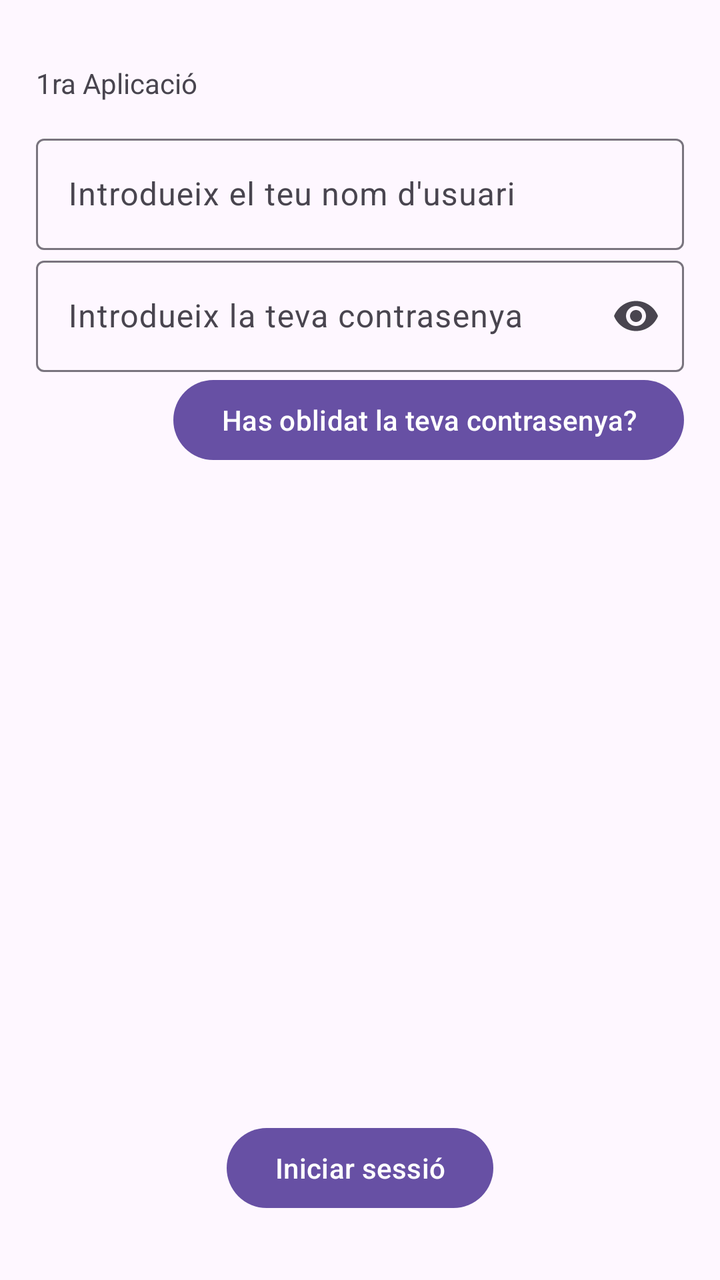
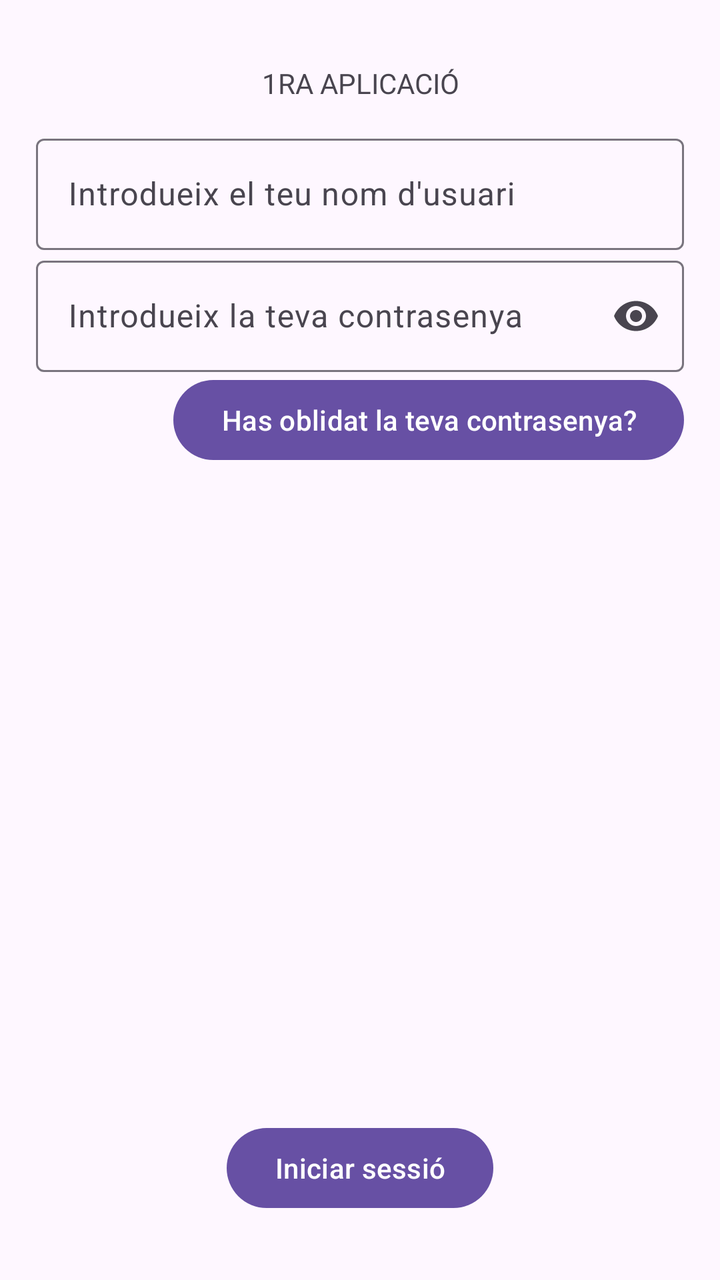

Before-and-after screenshots of an Android layout around one commit, followed by the original layout XML and the change that was made.
<!-- AndroidManifest.xml: application theme Theme.TSDP1 -->
<!-- res/layout/activity_main.xml -->
<?xml version="1.0" encoding="utf-8"?>
<androidx.constraintlayout.widget.ConstraintLayout xmlns:android="http://schemas.android.com/apk/res/android"
    xmlns:app="http://schemas.android.com/apk/res-auto"
    xmlns:tools="http://schemas.android.com/tools"
    android:id="@+id/main"
    android:layout_width="match_parent"
    android:layout_height="match_parent"
    android:background="?attr/colorSurface"
    tools:context=".MainActivity">

    <androidx.constraintlayout.widget.Guideline
        android:id="@+id/guia_horizontal_05"
        android:layout_width="wrap_content"
        android:layout_height="wrap_content"
        android:orientation="horizontal"
        app:layout_constraintGuide_percent="0.05" />

    <androidx.constraintlayout.widget.Guideline
        android:id="@+id/guia_horizontal_10"
        android:layout_width="wrap_content"
        android:layout_height="wrap_content"
        android:orientation="horizontal"
        app:layout_constraintGuide_percent="0.1" />

    <androidx.constraintlayout.widget.Guideline
        android:id="@+id/guia_horizontal_50"
        android:layout_width="wrap_content"
        android:layout_height="wrap_content"
        android:orientation="horizontal"
        app:layout_constraintGuide_percent="0.5" />

    <androidx.constraintlayout.widget.Guideline
        android:id="@+id/guia_horizontal_95"
        android:layout_width="wrap_content"
        android:layout_height="wrap_content"
        android:orientation="horizontal"
        app:layout_constraintGuide_percent="0.95" />


    <androidx.constraintlayout.widget.Guideline
        android:id="@+id/guia_vertical_05"
        android:layout_width="wrap_content"
        android:layout_height="wrap_content"
        android:orientation="vertical"
        app:layout_constraintGuide_percent="0.05" />

    <androidx.constraintlayout.widget.Guideline
        android:id="@+id/guia_vertical_50"
        android:layout_width="wrap_content"
        android:layout_height="wrap_content"
        android:orientation="vertical"
        app:layout_constraintGuide_percent="0.5" />

    <androidx.constraintlayout.widget.Guideline
        android:id="@+id/guia_vertical_95"
        android:layout_width="wrap_content"
        android:layout_height="wrap_content"
        android:orientation="vertical"
        app:layout_constraintGuide_percent="0.95" />


    <TextView
        android:id="@+id/tv_title"
        android:layout_width="0dp"
        android:layout_height="wrap_content"
        android:text="@string/title_app"
        app:layout_constraintEnd_toEndOf="@id/guia_vertical_95"
        app:layout_constraintStart_toStartOf="@id/guia_vertical_05"
        app:layout_constraintTop_toTopOf="@id/guia_horizontal_05" />


    <com.google.android.material.textfield.TextInputLayout
        android:id="@+id/til_username"
        android:layout_width="0dp"
        android:layout_height="wrap_content"
        android:hint="@string/introdueix_el_teu_nom_d_usuari"
        app:endIconMode="clear_text"
        app:layout_constraintEnd_toEndOf="@id/guia_vertical_95"
        app:layout_constraintStart_toStartOf="@id/guia_vertical_05"
        app:layout_constraintTop_toBottomOf="@id/guia_horizontal_10">

        <com.google.android.material.textfield.TextInputEditText
            android:layout_width="match_parent"
            android:layout_height="wrap_content" />
    </com.google.android.material.textfield.TextInputLayout>


    <com.google.android.material.textfield.TextInputLayout
        android:id="@+id/til_password"
        android:layout_width="0dp"
        android:layout_height="wrap_content"
        android:hint="@string/til_password"
        app:endIconMode="password_toggle"
        app:layout_constraintEnd_toEndOf="@id/guia_vertical_95"
        app:layout_constraintStart_toStartOf="@id/guia_vertical_05"
        app:layout_constraintTop_toBottomOf="@id/til_username">

        <com.google.android.material.textfield.TextInputEditText
            android:layout_width="match_parent"
            android:layout_height="wrap_content"
            android:inputType="textPassword" />
    </com.google.android.material.textfield.TextInputLayout>

    <Button
        android:id="@+id/btn_reset_password"
        android:layout_width="wrap_content"
        android:layout_height="wrap_content"
        android:text="@string/button_reset_password"
        app:layout_constraintEnd_toEndOf="@id/til_password"
        app:layout_constraintTop_toBottomOf="@id/til_password" />

    <Button
        android:id="@+id/btn_login"
        android:layout_width="wrap_content"
        android:layout_height="wrap_content"
        android:text="@string/login"
        app:layout_constraintBottom_toBottomOf="@id/guia_horizontal_95"
        app:layout_constraintEnd_toEndOf="parent"
        app:layout_constraintStart_toStartOf="parent" />


</androidx.constraintlayout.widget.ConstraintLayout>
<!-- resources referenced by this layout -->
<resources>
  <string name="button_reset_password">Has oblidat la teva contrasenya?</string>
  <string name="introdueix_el_teu_nom_d_usuari">Introdueix el teu nom d\'usuari</string>
  <string name="login">Iniciar sessió</string>
  <string name="til_password">Introdueix la teva contrasenya</string>
  <string name="title_app">1ra Aplicació</string>
  <style name="Theme.TSDP1" parent="Base.Theme.TSDP1" />
  <style name="Base.Theme.TSDP1" parent="Theme.Material3.DayNight.NoActionBar">
          
          
      </style>
</resources>

<!-- the commit's change to res/layout/activity_main.xml (unified diff, before → after) -->
@@ -64,6 +64,8 @@
         android:layout_width="0dp"
         android:layout_height="wrap_content"
         android:text="@string/title_app"
+        android:textAlignment="center"
+        android:textAllCaps="true"
         app:layout_constraintEnd_toEndOf="@id/guia_vertical_95"
         app:layout_constraintStart_toStartOf="@id/guia_vertical_05"
         app:layout_constraintTop_toTopOf="@id/guia_horizontal_05" />
